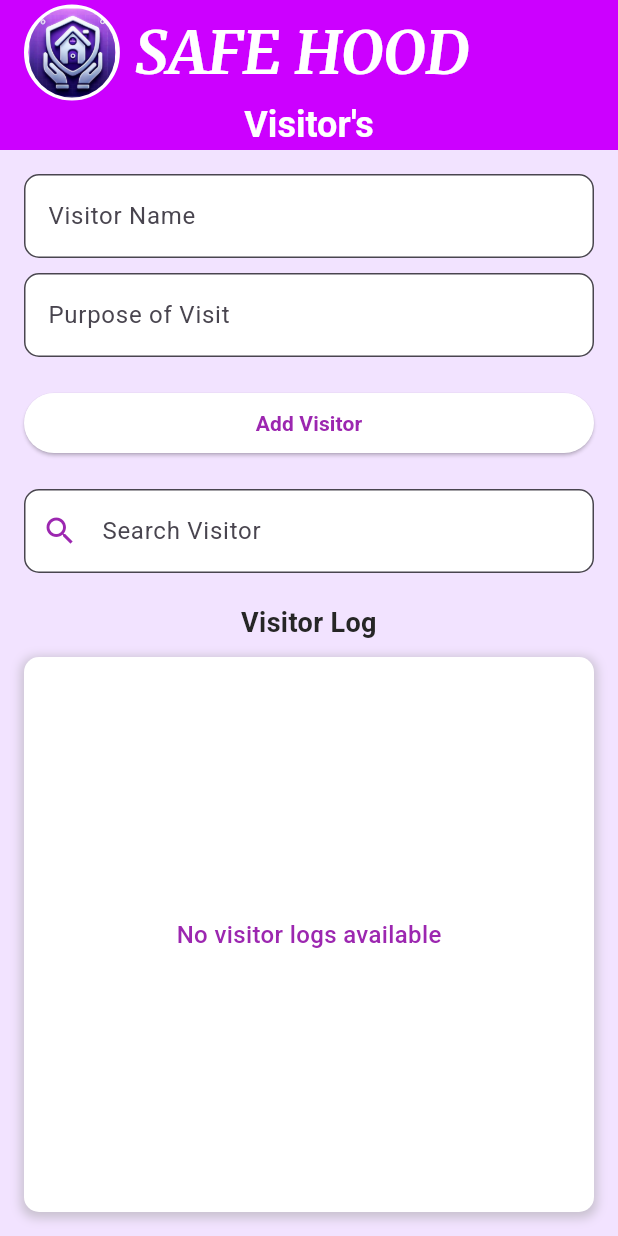
After one commit to Yash29739/SafeHood, a Flutter app: the VisitorEntryScreen screen opened directly, on a phone screen of 412 x 824 dp. The commit adds this screen. Run offline on Flutter 3.47's test engine with Material 3 defaults, Android fonts, the phone set to English and light mode, and no system bars; our stand-ins replace animated_splash_screen, cloud_firestore, firebase_core, page_transition, shared_preferences; missing offline and left inert: bcrypt; accounts and stored records are empty.

Commit message:
Updates:add anew page  of visitors

```diff
--- a/lib/main.dart
+++ b/lib/main.dart
@@ -1,5 +1,4 @@
 import 'package:cloud_firestore/cloud_firestore.dart';
-import 'package:firebase_auth/firebase_auth.dart';
 import 'package:firebase_core/firebase_core.dart';
 import 'package:page_transition/page_transition.dart';
 import 'package:animated_splash_screen/animated_splash_screen.dart';
--- a/lib/mainScreens/SafeHoodDashboard.dart
+++ b/lib/mainScreens/SafeHoodDashboard.dart
@@ -1,6 +1,6 @@
 import 'package:flutter/material.dart';
+import 'package:safehome/subScreens/community/VisitorEntryScreen.dart';
 import 'package:safehome/subScreens/community/friend_list_screen.dart';
-import 'package:safehome/subScreens/community/in_out_screen.dart';
 import 'package:safehome/subScreens/community/todo_list_screen.dart';
 import 'package:safehome/subScreens/community/upcoming_events_screen.dart';
 import 'package:safehome/subScreens/services/CommunityNoticeBoard.dart';
@@ -81,9 +81,9 @@ class _SafeHoodDashboardState extends State<SafeHoodDashboard> {
                           context,
                         ),
                         _gridItem(
-                          "IN/OUT",
+                          "Visitor's",
                           Icons.sync_alt,
-                          InOutScreen(),
+                          VisitorEntryScreen(),
                           context,
                         ),
                         _gridItem(
--- /dev/null
+++ b/lib/subScreens/community/VisitorEntryScreen.dart
@@ -0,0 +1,202 @@
+import 'package:flutter/material.dart';
+
+class VisitorEntryScreen extends StatefulWidget {
+  const VisitorEntryScreen({super.key});
+
+  @override
+  _VisitorEntryScreenState createState() => _VisitorEntryScreenState();
+}
+
+class _VisitorEntryScreenState extends State<VisitorEntryScreen> {
+  final TextEditingController _nameController = TextEditingController();
+  final TextEditingController _purposeController = TextEditingController();
+  final TextEditingController _searchController = TextEditingController();
+
+  final List<Map<String, String>> _visitorList = [];
+  List<Map<String, String>> _filteredVisitors = [];
+
+  void _addVisitor() {
+    if (_nameController.text.isNotEmpty && _purposeController.text.isNotEmpty) {
+      setState(() {
+        _visitorList.add({
+          "name": _nameController.text,
+          "purpose": _purposeController.text,
+          "time": TimeOfDay.now().format(context),
+        });
+        _filteredVisitors = List.from(_visitorList);
+      });
+      _nameController.clear();
+      _purposeController.clear();
+    }
+  }
+
+  void _searchVisitor(String query) {
+    setState(() {
+      _filteredVisitors = _visitorList
+          .where((visitor) => visitor["name"]!.toLowerCase().contains(query.toLowerCase()))
+          .toList();
+    });
+  }
+
+  @override
+  void initState() {
+    super.initState();
+    _filteredVisitors = List.from(_visitorList);
+  }
+
+  @override
+  Widget build(BuildContext context) {
+    return Scaffold(
+      backgroundColor: const Color(0xFFF2E3FF),
+      appBar: AppBar(
+        automaticallyImplyLeading: false,
+        toolbarHeight: 100,
+        backgroundColor: const Color(0xFFCC00FF),
+        title: Column(
+          children: [
+            _buildHeader(),
+            const Text(
+              "Visitor's",
+              style: TextStyle(
+                fontSize: 24,
+                color: Colors.white,
+                fontWeight: FontWeight.bold,
+              ),
+            ),
+          ],
+        ),
+      ),
+      body: Padding(
+        padding: const EdgeInsets.all(16.0),
+        child: Column(
+          crossAxisAlignment: CrossAxisAlignment.start,
+          children: [
+            TextField(
+              controller: _nameController,
+              decoration: InputDecoration(
+                labelText: "Visitor Name",
+                border: OutlineInputBorder(borderRadius: BorderRadius.circular(10)),
+                filled: true,
+                fillColor: Colors.white, // TextField background color white
+              ),
+            ),
+            const SizedBox(height: 10),
+            TextField(
+              controller: _purposeController,
+              decoration: InputDecoration(
+                labelText: "Purpose of Visit",
+                border: OutlineInputBorder(borderRadius: BorderRadius.circular(10)),
+                filled: true,
+                fillColor: Colors.white, // TextField background color white
+              ),
+            ),
+            const SizedBox(height: 20),
+            SizedBox(
+              width: double.infinity,
+              child: ElevatedButton(
+                onPressed: _addVisitor,
+                style: ElevatedButton.styleFrom(
+                  backgroundColor: Colors.white, // Button background color white
+                  foregroundColor: Colors.purple, // Button text color purple
+                ),
+                child: const Text("Add Visitor",
+                    style: TextStyle(fontWeight: FontWeight.bold)),
+              ),
+            ),
+            const SizedBox(height: 20),
+            TextField(
+              controller: _searchController,
+              onChanged: _searchVisitor,
+              decoration: InputDecoration(
+                labelText: "Search Visitor",
+                prefixIcon: const Icon(Icons.search, color: Colors.purple), // Search icon color
+                border: OutlineInputBorder(borderRadius: BorderRadius.circular(10)),
+                filled: true,
+                fillColor: Colors.white, // Search bar background color white
+              ),
+            ),
+            const SizedBox(height: 20),
+            Center(
+              child: const Text(
+                "Visitor Log",
+                style: TextStyle(fontSize: 18, fontWeight: FontWeight.bold, color: Color.fromARGB(255, 38, 38, 38)),
+                textAlign: TextAlign.center,
+              ),
+            ),
+            const SizedBox(height: 10),
+            Expanded(
+              child: Center(
+                child: _filteredVisitors.isEmpty
+                    ? Container(
+                        width: double.infinity,
+                        padding: const EdgeInsets.all(20),
+                        decoration: BoxDecoration(
+                          color: Colors.white,
+                          borderRadius: BorderRadius.circular(10),
+                          boxShadow: [
+                            BoxShadow(
+                              color: Colors.grey.withOpacity(0.5),
+                              spreadRadius: 2,
+                              blurRadius: 5,
+                              offset: const Offset(0, 2),
+                            ),
+                          ],
+                        ),
+                        child: const Center(
+                          child: Text(
+                            "No visitor logs available",
+                            style: TextStyle(fontSize: 16, fontWeight: FontWeight.w500, color: Colors.purple),
+                          ),
+                        ),
+                      )
+                    : ListView.builder(
+                        itemCount: _filteredVisitors.length,
+                        itemBuilder: (context, index) {
+                          final visitor = _filteredVisitors[index];
+                          return Card(
+                            margin: const EdgeInsets.symmetric(vertical: 8),
+                            child: ListTile(
+                              leading: CircleAvatar(
+                                backgroundColor: Colors.purple,
+                                child: Text(visitor["name"]![0], style: const TextStyle(color: Colors.white)),
+                              ),
+                              title: Text(visitor["name"]!),
+                              subtitle: Text("Purpose: ${visitor["purpose"]}\nTime: ${visitor["time"]}"),
+                            ),
+                          );
+                        },
+                      ),
+              ),
+            ),
+          ],
+        ),
+      ),
+    );
+  }
+   Widget _buildHeader() {
+    return Row(
+      children: [
+        Container(
+          decoration: BoxDecoration(
+            shape: BoxShape.circle,
+            border: Border.all(color: Colors.white, width: 3),
+          ),
+          child: ClipRRect(
+            borderRadius: BorderRadius.circular(50),
+            child: Image.asset("assets/logo.jpg", height: 60),
+          ),
+        ),
+        const SizedBox(width: 10),
+        const Text(
+          "SAFE HOOD",
+          style: TextStyle(
+            fontSize: 40,
+            color: Colors.white,
+            fontWeight: FontWeight.bold,
+            fontFamily: "Merriweather",
+          ),
+        ),
+      ],
+    );
+  }
+}
```
Also changed, not shown: lib/subScreens/community/in_out_screen.dart (deleted, +0 -139 lines).
